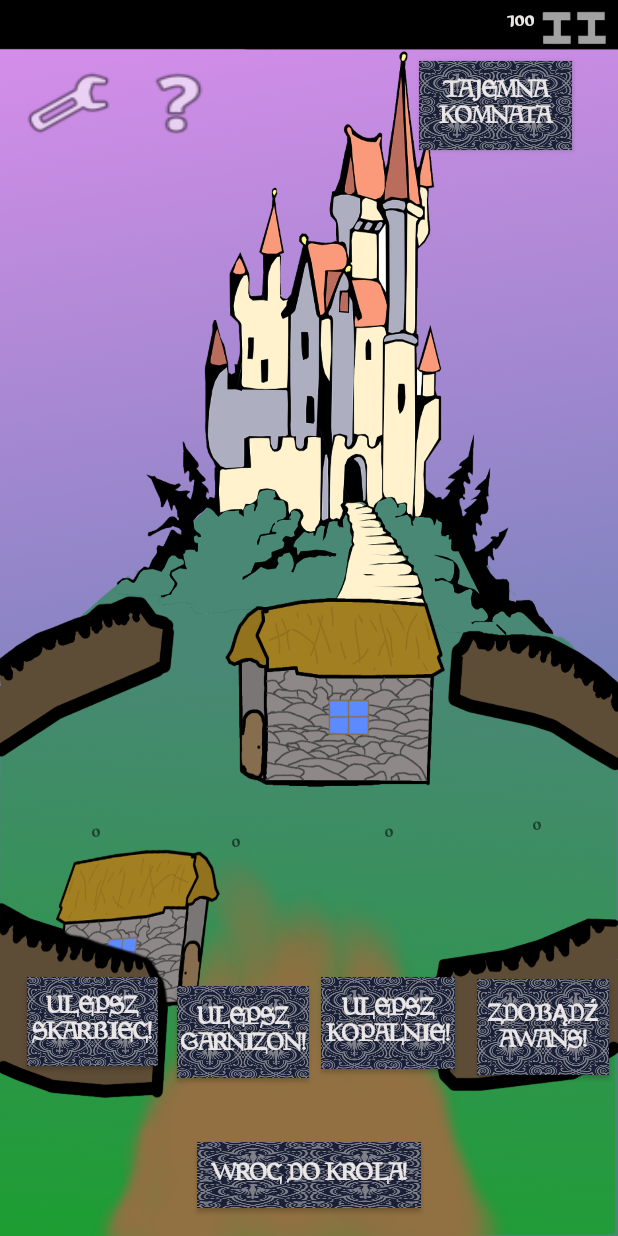
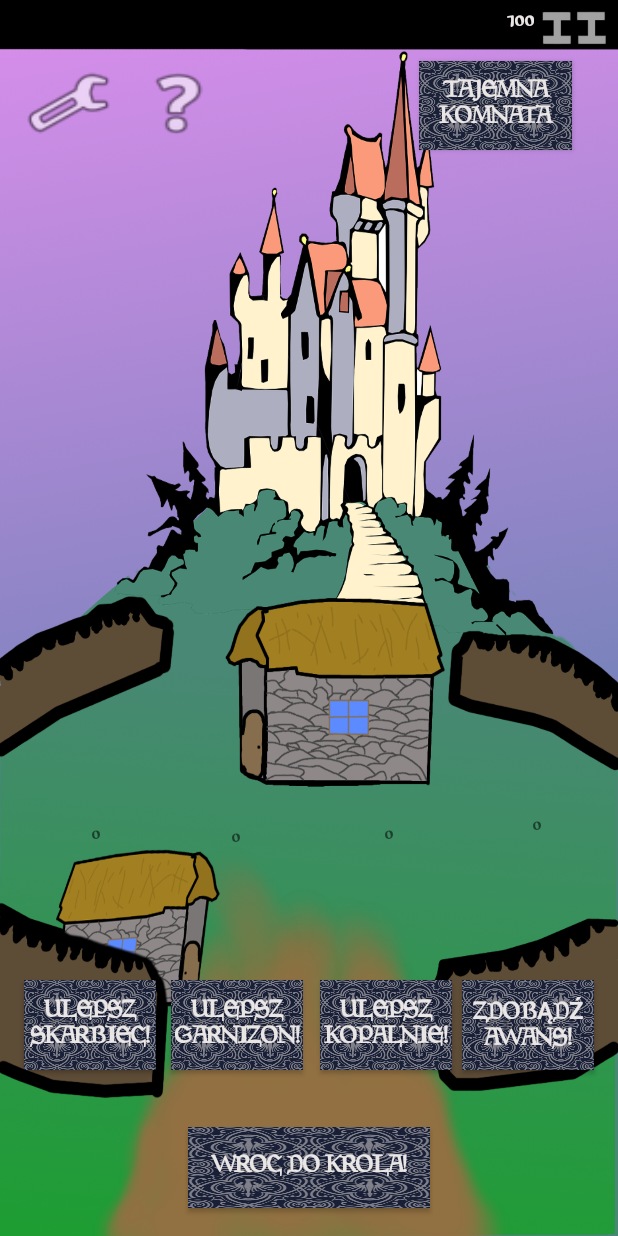
Before and after one commit to BartekWMII/Projekt-WMII, an Android app: the activity_city_upgrade screen opened directly, with no data from a screen before it, on a phone screen of 412 x 824 dp. Run offline under Robolectric (Android 15) with nearby library versions, the light colour scheme and no system bars; Roboto replaces fonts that are not available here.

Commit message:
Edytowane przez Mikolaja Cieslaka

```diff
--- a/app/src/main/res/layout/activity_city_upgrade.xml
+++ b/app/src/main/res/layout/activity_city_upgrade.xml
@@ -18,8 +18,8 @@
 
             <Button
                 android:id="@+id/KingBack"
-                android:layout_width="149dp"
-                android:layout_height="44dp"
+                android:layout_width="161dp"
+                android:layout_height="54dp"
                 android:background="@drawable/pattern1"
                 android:fontFamily="@font/magic"
                 android:text="Wroc do krola!"
@@ -36,8 +36,8 @@
 
             <Button
                 android:id="@+id/button2"
-                android:layout_width="87dp"
-                android:layout_height="59dp"
+                android:layout_width="88dp"
+                android:layout_height="60dp"
                 android:background="@drawable/pattern1"
                 android:fontFamily="@font/magic"
                 android:onClick="miastoClick"
@@ -49,10 +49,10 @@
                 android:textStyle="bold"
                 app:layout_constraintBottom_toBottomOf="parent"
                 app:layout_constraintEnd_toEndOf="parent"
-                app:layout_constraintHorizontal_bias="0.056"
+                app:layout_constraintHorizontal_bias="0.049"
                 app:layout_constraintStart_toStartOf="parent"
                 app:layout_constraintTop_toTopOf="parent"
-                app:layout_constraintVertical_bias="0.852" />
+                app:layout_constraintVertical_bias="0.855" />
 
             <Button
                 android:id="@+id/SecretButton"
@@ -89,7 +89,7 @@
             <Button
                 android:id="@+id/button3"
                 android:layout_width="88dp"
-                android:layout_height="61dp"
+                android:layout_height="60dp"
                 android:background="@drawable/pattern1"
                 android:fontFamily="@font/magic"
                 android:onClick="GarnUp"
@@ -99,17 +99,17 @@
                 android:textColorHint="#FF0000"
                 android:textSize="16sp"
                 android:textStyle="bold"
-                app:layout_constraintBottom_toTopOf="@+id/KingBack"
+                app:layout_constraintBottom_toBottomOf="parent"
                 app:layout_constraintEnd_toEndOf="parent"
-                app:layout_constraintHorizontal_bias="0.059"
-                app:layout_constraintStart_toEndOf="@+id/button2"
+                app:layout_constraintHorizontal_bias="0.352"
+                app:layout_constraintStart_toStartOf="parent"
                 app:layout_constraintTop_toTopOf="parent"
-                app:layout_constraintVertical_bias="0.939" />
+                app:layout_constraintVertical_bias="0.855" />
 
             <Button
                 android:id="@+id/button4"
-                android:layout_width="89dp"
-                android:layout_height="61dp"
+                android:layout_width="88dp"
+                android:layout_height="60dp"
                 android:background="@drawable/pattern1"
                 android:fontFamily="@font/magic"
                 android:onClick="KopUp"
@@ -121,10 +121,10 @@
                 android:textStyle="bold"
                 app:layout_constraintBottom_toBottomOf="parent"
                 app:layout_constraintEnd_toEndOf="parent"
-                app:layout_constraintHorizontal_bias="0.067"
-                app:layout_constraintStart_toEndOf="@+id/button3"
+                app:layout_constraintHorizontal_bias="0.659"
+                app:layout_constraintStart_toStartOf="parent"
                 app:layout_constraintTop_toTopOf="parent"
-                app:layout_constraintVertical_bias="0.854" />
+                app:layout_constraintVertical_bias="0.855" />
 
             <TextView
                 android:id="@+id/textViewSkarb"
@@ -195,7 +195,7 @@
             <Button
                 android:id="@+id/button6"
                 android:layout_width="88dp"
-                android:layout_height="64dp"
+                android:layout_height="60dp"
                 android:background="@drawable/pattern1"
                 android:onClick="OnCliAwan"
                 android:text="Zdobądź Awans!"
@@ -206,10 +206,10 @@
                 android:textStyle="bold"
                 app:layout_constraintBottom_toBottomOf="parent"
                 app:layout_constraintEnd_toEndOf="parent"
-                app:layout_constraintHorizontal_bias="0.981"
+                app:layout_constraintHorizontal_bias="0.95"
                 app:layout_constraintStart_toStartOf="parent"
                 app:layout_constraintTop_toTopOf="parent"
-                app:layout_constraintVertical_bias="0.859" />
+                app:layout_constraintVertical_bias="0.855" />
 
             <TextView
                 android:id="@+id/textViewAwans"
--- a/app/src/main/res/layout/activity_main.xml
+++ b/app/src/main/res/layout/activity_main.xml
@@ -35,8 +35,8 @@
 
             <TextView
                 android:id="@+id/textView"
-                android:layout_width="274dp"
-                android:layout_height="85dp"
+                android:layout_width="237dp"
+                android:layout_height="51dp"
                 android:fontFamily="@font/magic"
                 android:text="LOADING"
                 android:textAppearance="@style/TextAppearance.AppCompat.Display1"
@@ -45,7 +45,6 @@
                 android:textSize="50sp"
                 app:layout_constraintBottom_toBottomOf="parent"
                 app:layout_constraintEnd_toEndOf="parent"
-                app:layout_constraintHorizontal_bias="0.591"
                 app:layout_constraintStart_toStartOf="parent"
                 app:layout_constraintTop_toTopOf="parent"
                 app:layout_constraintVertical_bias="0.181" />
--- a/app/src/main/res/layout/activity_settings.xml
+++ b/app/src/main/res/layout/activity_settings.xml
@@ -4,7 +4,7 @@
     xmlns:tools="http://schemas.android.com/tools"
     android:layout_width="match_parent"
     android:layout_height="match_parent"
-    android:background="@drawable/tlo"
+    android:background="@drawable/stodola"
     tools:context=".activity_settings">
 
     <LinearLayout
@@ -21,7 +21,8 @@
         app:layout_constraintEnd_toEndOf="parent"
         app:layout_constraintHorizontal_bias="0.0"
         app:layout_constraintStart_toStartOf="parent"
-        app:layout_constraintTop_toTopOf="parent">
+        app:layout_constraintTop_toTopOf="parent"
+        app:layout_constraintVertical_bias="0.896">
 
         <Switch
             android:id="@+id/soundSwitch"
--- a/app/src/main/res/values/styles.xml
+++ b/app/src/main/res/values/styles.xml
@@ -5,7 +5,7 @@
         <!-- Customize your theme here. -->
         <item name="colorPrimary">#000000</item>
         <item name="colorPrimaryDark">#000000</item>
-        <item name="colorAccent">#9F6A14</item>
+        <item name="colorAccent">#5E3CC3</item>
         <item name="fontFamily">@font/magic</item>
         <item name="android:textStyle">bold</item>
 
```
Also changed, not shown: app/src/main/java/com/example/swords/activity_afterMenu.java (+7 -0 lines), app/src/main/res/layout/acivity_asasyn.xml (+11 -12 lines), app/src/main/res/layout/activity_after_menu.xml (+17 -18 lines).
